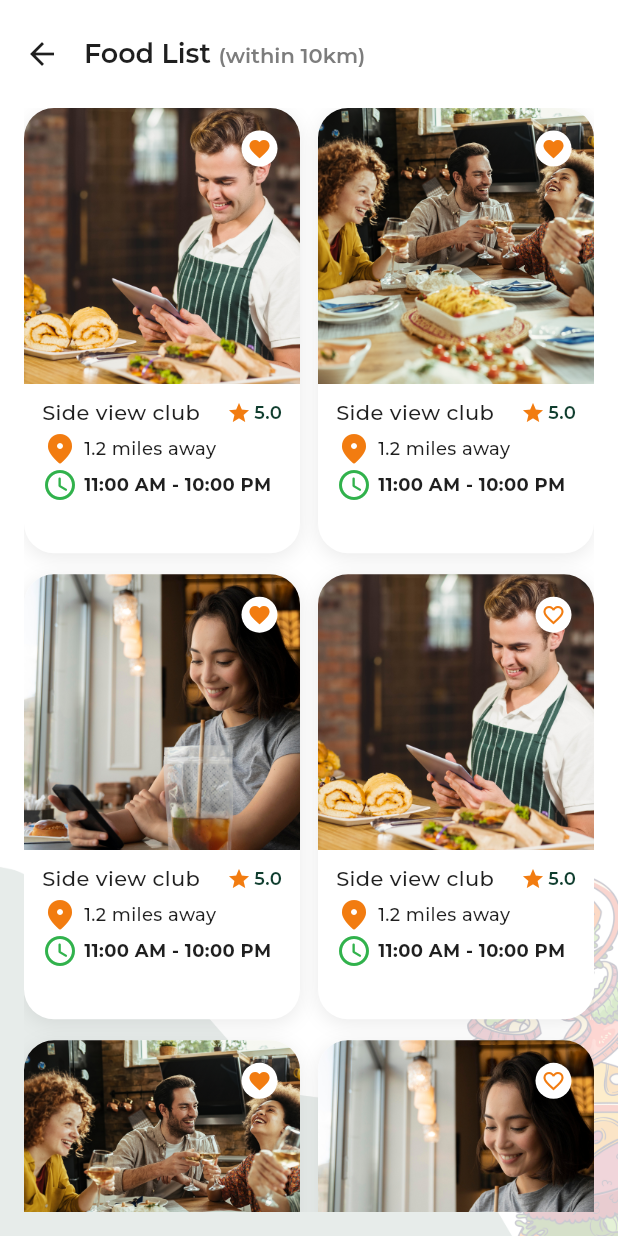
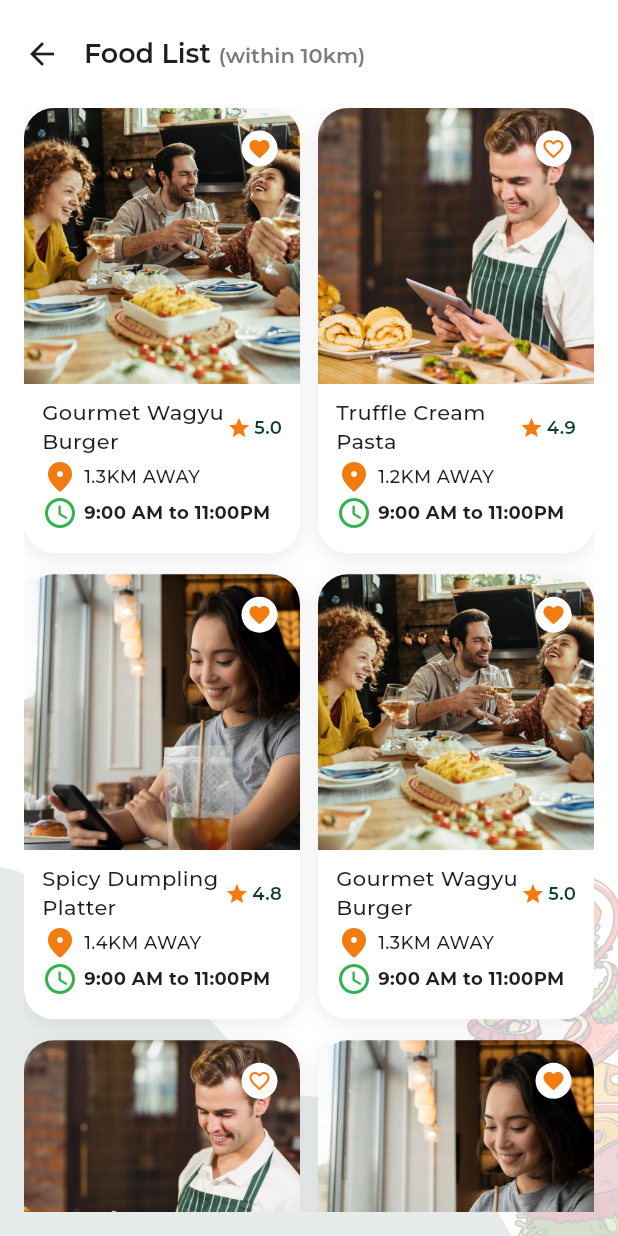
Before and after one commit to soykotrah12/flutter_kennygee, a Flutter app: the FoodListScreen screen opened directly, on a phone screen of 412 x 824 dp. Run offline on Flutter 3.47's test engine with Material 3 defaults, Android fonts, the phone set to English and light mode, and no system bars; our stand-ins replace connectivity_plus, dartz, dio, equatable, file_picker, flutter_secure_storage and 4 more; missing offline and left inert: flutx_core; accounts and stored records are empty; statements that could not run were skipped; project files that could hold a hidden picture were left out.

Commit message:
feat: add food model, screens, and navigation; update home recommendations and mock data
Co-authored-by: Copilot <copilot@github.com>

```diff
--- a/lib/core/common/constants/app_images.dart
+++ b/lib/core/common/constants/app_images.dart
@@ -48,6 +48,7 @@ class AppImages {
   static const String ai = 'assets/icons/ai.png';
   static const String event = 'assets/icons/event.png';
   static const String search = 'assets/icons/search.png';
+  static const String map = 'assets/icons/map.png';
 
 
 
--- /dev/null
+++ b/lib/feature/home/data/model/food_model.dart
@@ -0,0 +1,29 @@
+class FoodModel {
+  const FoodModel({
+    required this.id,
+    required this.name,
+    required this.image,
+    required this.price,
+    required this.rating,
+    required this.reviewsCount,
+    required this.description,
+    required this.restaurantName,
+    required this.distance,
+    required this.address,
+    required this.openingHours,
+    this.isLiked = false,
+  });
+
+  final String id;
+  final String name;
+  final String image;
+  final double price;
+  final double rating;
+  final int reviewsCount;
+  final String description;
+  final String restaurantName;
+  final String distance;
+  final String address;
+  final String openingHours;
+  final bool isLiked;
+}
--- a/lib/feature/home/data/model/home_recommendation_item_model.dart
+++ b/lib/feature/home/data/model/home_recommendation_item_model.dart
@@ -1,3 +1,4 @@
+import 'food_model.dart';
 import 'restaurant_model.dart';
 
 class HomeRecommendationItemModel {
@@ -10,6 +11,7 @@ class HomeRecommendationItemModel {
     required this.distance,
     required this.openingHours,
     this.restaurant,
+    this.food,
   });
 
   final String id;
@@ -20,4 +22,5 @@ class HomeRecommendationItemModel {
   final String distance;
   final String openingHours;
   final RestaurantModel? restaurant;
+  final FoodModel? food;
 }
--- a/lib/feature/home/data/repo/home_mock_data.dart
+++ b/lib/feature/home/data/repo/home_mock_data.dart
@@ -1,9 +1,67 @@
 import '../../../../core/common/constants/app_images.dart';
+import '../model/food_model.dart';
 import '../model/home_recommendation_item_model.dart';
 import '../model/restaurant_model.dart';
 
 class HomeMockData {
   HomeMockData._();
+
+  static const FoodModel gourmetWagyuBurger = FoodModel(
+    id: 'food_1',
+    name: 'Gourmet Wagyu\nBurger',
+    image: AppImages.homeRestaurant3,
+    price: 18.00,
+    rating: 5.0,
+    reviewsCount: 232,
+    description:
+        'Experience pure indulgence with our signature Wagyu Burger. Features a premium 250g A5 Wagyu beef patty, aged cheddar cheese, caramelized onions, and our secret truffle aioli, all served on a toasted artisanal brioche bun.',
+    restaurantName: 'The Golden Truffel',
+    distance: '1.3KM AWAY',
+    address: '123 Sunset Boulevard, Beverly Hills, CA 9012',
+    openingHours: '9:00 AM to 11:00PM',
+    isLiked: true,
+  );
+
+  static const FoodModel trufflePasta = FoodModel(
+    id: 'food_2',
+    name: 'Truffle Cream Pasta',
+    image: AppImages.homeRestaurant2,
+    price: 16.00,
+    rating: 4.9,
+    reviewsCount: 158,
+    description:
+        'Silky handmade pasta tossed in truffle-infused cream sauce, parmesan, and crispy garlic crumbs for a rich and elegant bite.',
+    restaurantName: 'The Golden Truffel',
+    distance: '1.2KM AWAY',
+    address: '123 Sunset Boulevard, Beverly Hills, CA 9012',
+    openingHours: '9:00 AM to 11:00PM',
+    isLiked: false,
+  );
+
+  static const FoodModel spicyDumplingPlatter = FoodModel(
+    id: 'food_3',
+    name: 'Spicy Dumpling Platter',
+    image: AppImages.homeRestaurant1,
+    price: 14.00,
+    rating: 4.8,
+    reviewsCount: 96,
+    description:
+        'Pan-seared dumplings with house chili oil, sesame glaze, and fresh scallions. A balanced mix of heat and savory flavor.',
+    restaurantName: 'The Golden Truffel',
+    distance: '1.4KM AWAY',
+    address: '123 Sunset Boulevard, Beverly Hills, CA 9012',
+    openingHours: '9:00 AM to 11:00PM',
+    isLiked: true,
+  );
+
+  static const List<FoodModel> foodList = <FoodModel>[
+    gourmetWagyuBurger,
+    trufflePasta,
+    spicyDumplingPlatter,
+    gourmetWagyuBurger,
+    trufflePasta,
+    spicyDumplingPlatter,
+  ];
 
   static const RestaurantModel laBellaItalia = RestaurantModel(
     id: 'rest_1',
@@ -190,11 +248,12 @@ class HomeMockData {
         HomeRecommendationItemModel(
           id: 'rec_2',
           type: 'food',
-          title: 'Side view club sandwich made...',
+          title: 'Gourmet Wagyu Burger',
           image: AppImages.homeRestaurant3,
           rating: 5.0,
-          distance: '1.2 miles away',
-          openingHours: '11:00 AM - 10:00 PM',
+          distance: '1.3KM AWAY',
+          openingHours: '9:00 AM to 11:00PM',
+          food: gourmetWagyuBurger,
         ),
         HomeRecommendationItemModel(
           id: 'rec_3',
@@ -212,8 +271,9 @@ class HomeMockData {
           title: 'Spicy dumpling platter',
           image: AppImages.homeRestaurant1,
           rating: 4.8,
-          distance: '1.4 miles away',
-          openingHours: '12:00 PM - 11:00 PM',
+          distance: '1.4KM AWAY',
+          openingHours: '9:00 AM to 11:00PM',
+          food: spicyDumplingPlatter,
         ),
         HomeRecommendationItemModel(
           id: 'rec_5',
--- a/lib/feature/home/presentation/navigation/home_navigation.dart
+++ b/lib/feature/home/presentation/navigation/home_navigation.dart
@@ -1,6 +1,8 @@
 import 'package:get/get.dart';
 
+import '../../data/model/food_model.dart';
 import '../../data/model/restaurant_model.dart';
+import '../screens/single_food_screen.dart';
 import '../screens/restaurant_details_screen.dart';
 
 class HomeNavigation {
@@ -9,4 +11,8 @@ class HomeNavigation {
   static void openRestaurantDetails(RestaurantModel restaurant) {
     Get.to(() => RestaurantDetailsScreen(restaurant: restaurant));
   }
+
+  static void openFoodDetails(FoodModel food) {
+    Get.to(() => SingleFoodScreen(food: food));
+  }
 }
--- a/lib/feature/home/presentation/screens/food_list_screen.dart
+++ b/lib/feature/home/presentation/screens/food_list_screen.dart
@@ -1,21 +1,16 @@
 import 'package:flutter/material.dart';
-import 'package:get/get.dart';
 
 import '../../../../core/common/constants/app_images.dart';
 import '../../../../core/common/widgets/app_scaffold.dart';
 import '../../../../core/theme/app_colors.dart';
+import '../../data/model/food_model.dart';
+import '../../data/repo/home_mock_data.dart';
+import '../navigation/home_navigation.dart';
 
 class FoodListScreen extends StatelessWidget {
   const FoodListScreen({super.key});
 
-  static final List<_FoodItem> _items = [
-    const _FoodItem(image: AppImages.homeRestaurant2, isLiked: true),
-    const _FoodItem(image: AppImages.homeRestaurant3, isLiked: true),
-    const _FoodItem(image: AppImages.homeRestaurant1, isLiked: true),
-    const _FoodItem(image: AppImages.homeRestaurant2, isLiked: false),
-    const _FoodItem(image: AppImages.homeRestaurant3, isLiked: true),
-    const _FoodItem(image: AppImages.homeRestaurant1, isLiked: false),
-  ];
+  static const List<FoodModel> _items = HomeMockData.foodList;
 
   @override
   Widget build(BuildContext context) {
@@ -75,7 +70,13 @@ class FoodListScreen extends StatelessWidget {
                   crossAxisSpacing: 12,
                   childAspectRatio: 0.62,
                 ),
-                itemBuilder: (_, index) => _FoodGridCard(item: _items[index]),
+                itemBuilder: (_, index) {
+                  final FoodModel food = _items[index];
+                  return _FoodGridCard(
+                    item: food,
+                    onTap: () => HomeNavigation.openFoodDetails(food),
+                  );
+                },
               ),
             ),
           ],
@@ -86,13 +87,17 @@ class FoodListScreen extends StatelessWidget {
 }
 
 class _FoodGridCard extends StatelessWidget {
-  const _FoodGridCard({required this.item});
+  const _FoodGridCard({required this.item, this.onTap});
 
-  final _FoodItem item;
+  final FoodModel item;
+  final VoidCallback? onTap;
 
   @override
   Widget build(BuildContext context) {
-    return Container(
+    return InkWell(
+      onTap: onTap,
+      borderRadius: BorderRadius.circular(20),
+      child: Container(
         decoration: BoxDecoration(
           color: Colors.white,
           borderRadius: BorderRadius.circular(20),
@@ -108,7 +113,9 @@ class _FoodGridCard extends StatelessWidget {
           crossAxisAlignment: CrossAxisAlignment.start,
           children: [
             ClipRRect(
-            borderRadius: const BorderRadius.vertical(top: Radius.circular(20)),
+              borderRadius: const BorderRadius.vertical(
+                top: Radius.circular(20),
+              ),
               child: Stack(
                 children: [
                   Image.asset(
@@ -137,16 +144,16 @@ class _FoodGridCard extends StatelessWidget {
                 ],
               ),
             ),
-          const Padding(
-            padding: EdgeInsets.fromLTRB(12, 10, 12, 0),
+            Padding(
+              padding: const EdgeInsets.fromLTRB(12, 10, 12, 0),
               child: Row(
                 children: [
                   Expanded(
                     child: Text(
-                    'Side view club',
+                      item.name,
                       maxLines: 2,
                       overflow: TextOverflow.visible,
-                    style: TextStyle(
+                      style: const TextStyle(
                         color: AppColors.textBlack,
                         fontSize: 14,
                         fontWeight: FontWeight.w500,
@@ -154,11 +161,15 @@ class _FoodGridCard extends StatelessWidget {
                       ),
                     ),
                   ),
-                Icon(Icons.star, size: 16, color: AppColors.primaryOrange),
-                SizedBox(width: 2),
+                  const Icon(
+                    Icons.star,
+                    size: 16,
+                    color: AppColors.primaryOrange,
+                  ),
+                  const SizedBox(width: 2),
                   Text(
-                  '5.0',
-                  style: TextStyle(
+                    item.rating.toStringAsFixed(1),
+                    style: const TextStyle(
                       color: AppColors.primaryGreen,
                       fontSize: 12,
                       fontWeight: FontWeight.w600,
@@ -168,22 +179,22 @@ class _FoodGridCard extends StatelessWidget {
                 ],
               ),
             ),
-          const Padding(
-            padding: EdgeInsets.fromLTRB(12, 2, 12, 0),
+            Padding(
+              padding: const EdgeInsets.fromLTRB(12, 2, 12, 0),
               child: Row(
                 children: [
-                Icon(
+                  const Icon(
                     Icons.location_on_rounded,
                     color: AppColors.primaryOrange,
                     size: 24,
                   ),
-                SizedBox(width: 4),
+                  const SizedBox(width: 4),
                   Expanded(
                     child: Text(
-                    '1.2 miles away',
+                      item.distance,
                       maxLines: 1,
                       overflow: TextOverflow.ellipsis,
-                    style: TextStyle(
+                      style: const TextStyle(
                         color: AppColors.textBlack,
                         fontSize: 12,
                         fontWeight: FontWeight.w500,
@@ -194,22 +205,22 @@ class _FoodGridCard extends StatelessWidget {
                 ],
               ),
             ),
-          const Padding(
-            padding: EdgeInsets.fromLTRB(12, 0, 12, 8),
+            Padding(
+              padding: const EdgeInsets.fromLTRB(12, 0, 12, 8),
               child: Row(
                 children: [
-                Icon(
+                  const Icon(
                     Icons.access_time_rounded,
                     color: Color(0xFF31B24C),
                     size: 24,
                   ),
-                SizedBox(width: 4),
+                  const SizedBox(width: 4),
                   Expanded(
                     child: Text(
-                    '11:00 AM - 10:00 PM',
+                      item.openingHours,
                       maxLines: 1,
                       overflow: TextOverflow.ellipsis,
-                    style: TextStyle(
+                      style: const TextStyle(
                         color: AppColors.textBlack,
                         fontSize: 12,
                         fontWeight: FontWeight.w700,
@@ -222,13 +233,7 @@ class _FoodGridCard extends StatelessWidget {
             ),
           ],
         ),
+      ),
     );
   }
 }
-
-class _FoodItem {
-  const _FoodItem({required this.image, required this.isLiked});
-
-  final String image;
-  final bool isLiked;
-}
--- a/lib/feature/home/presentation/screens/home_screen.dart
+++ b/lib/feature/home/presentation/screens/home_screen.dart
@@ -186,6 +186,8 @@ class HomeScreen extends StatelessWidget {
               final HomeRecommendationItemModel item = _recommendedItems[index];
               final VoidCallback? onTap = item.type == 'restaurant'
                   ? () => HomeNavigation.openRestaurantDetails(item.restaurant!)
+                  : item.type == 'food' && item.food != null
+                  ? () => HomeNavigation.openFoodDetails(item.food!)
                   : null;
               return Padding(
                 padding: EdgeInsets.only(
```
Also changed, not shown: lib/feature/home/presentation/screens/restaurant_details_screen.dart (+48 -29 lines), lib/feature/home/presentation/screens/restaurant_reviews_screen.dart (+4 -4 lines), lib/feature/home/presentation/screens/single_food_screen.dart (added, +435 -0 lines), assets/icons/map.png (added). Lines whose indentation alone changed are shown as unchanged.
